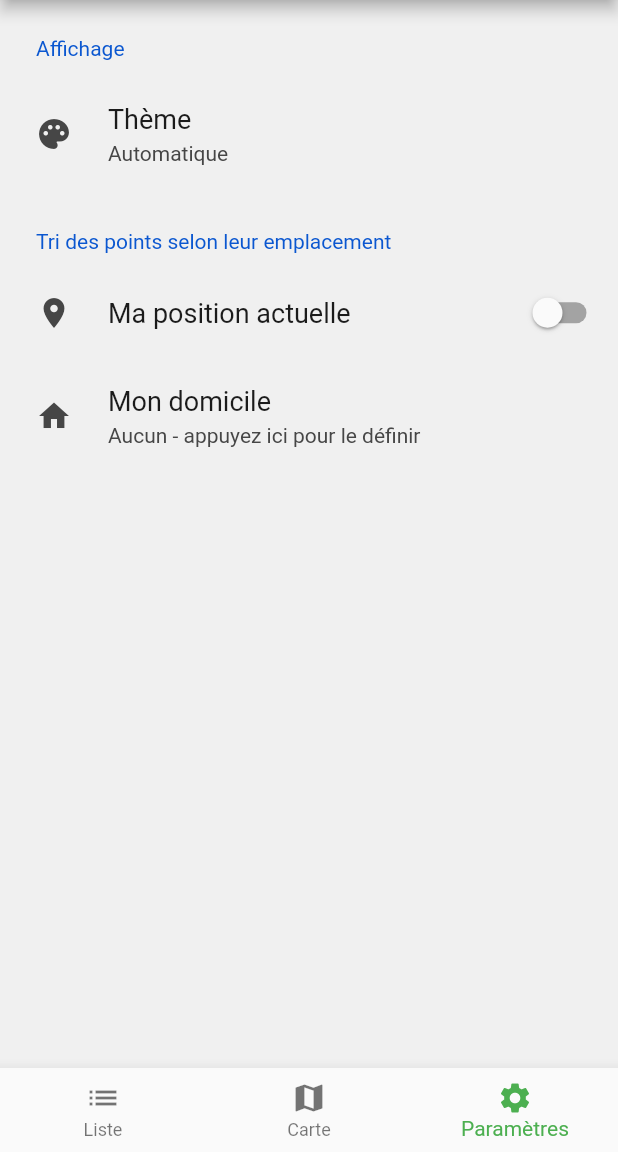
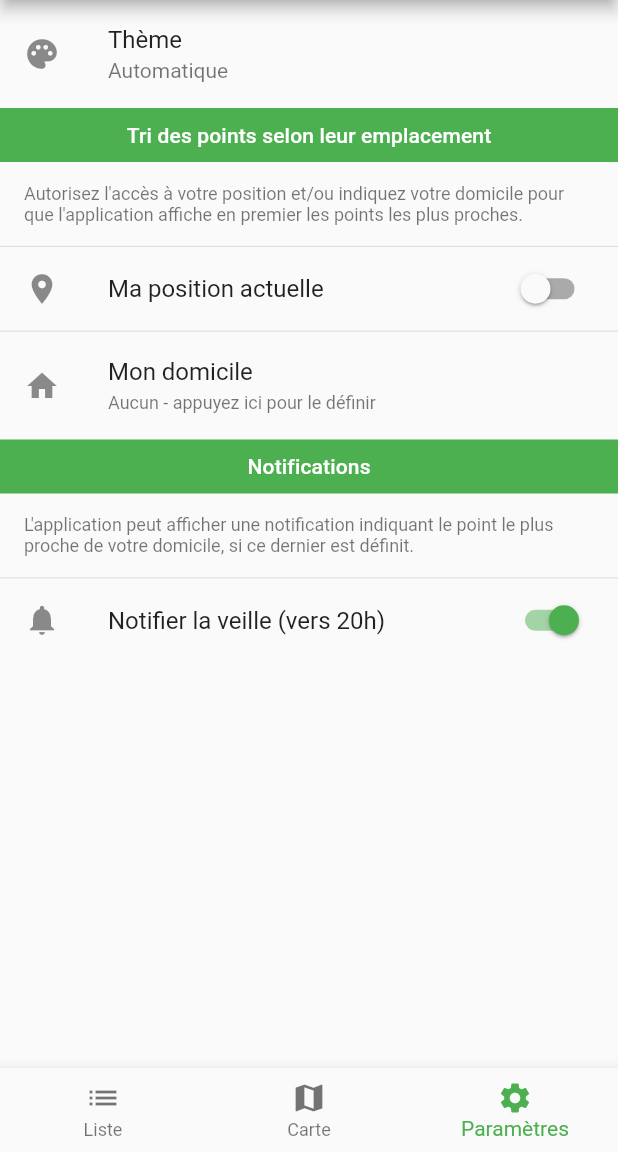
Before and after one commit to etnic-elab/points_verts, a Flutter app: the screen it shows after launch, item 3 of the bottom bar chosen, on a phone screen of 412 x 824 dp, the part 84-1236 px from its top. Run offline on Flutter 3.47's test engine with Material 2 defaults, Android fonts, the phone set to English and light mode, and no system bars; drawn by our look-alikes of settings_ui; our stand-ins replace flutter_cache_manager, flutter_dotenv, flutter_local_notifications, flutter_map, geolocator, latlong and 4 more; missing offline and left inert: background_fetch; accounts and stored records are empty; network calls fail; statements that could not run were skipped.

Commit message:
New Settings UI with notification control

```diff
--- a/lib/services/notification.dart
+++ b/lib/services/notification.dart
@@ -72,6 +72,8 @@ class NotificationManager {
 }
 
 Future<void> scheduleNextNearestWalkNotification() async {
+  bool showNotification = await PrefsProvider.prefs.getBoolean(key: "show_notification", defaultValue: true);
+  if (!showNotification) return;
   String homePos = await PrefsProvider.prefs.getString("home_coords");
   String lastUpdate = await PrefsProvider.prefs.getString("last_walk_update");
   if (homePos == null) return;
--- a/lib/services/prefs.dart
+++ b/lib/services/prefs.dart
@@ -40,9 +40,9 @@ class PrefsProvider {
     return prefs.getBool(key);
   }
 
-  Future<bool> getBoolean(String key) async {
+  Future<bool> getBoolean({String key, bool defaultValue}) async {
     SharedPreferences prefs = await preferences;
     bool result = prefs.getBool(key);
-    return result != null ? result : false;
+    return result != null ? result : defaultValue != null ? defaultValue : false;
   }
 }
--- a/lib/views/settings/settings.dart
+++ b/lib/views/settings/settings.dart
@@ -4,7 +4,7 @@ import 'package:flutter/material.dart';
 import 'package:flutter/widgets.dart';
 import 'package:geolocator/geolocator.dart';
 import 'package:permission_handler/permission_handler.dart';
-import 'package:settings_ui/settings_ui.dart';
+import 'package:points_verts/views/list_header.dart';
 
 import '../../models/address_suggestion.dart';
 import '../../services/prefs.dart';
@@ -24,6 +24,7 @@ class _SettingsState extends State<Settings> {
   String _home;
   String _theme;
   bool _useLocation = false;
+  bool _showNotification = false;
 
   _SettingsState({this.callback});
 
@@ -41,11 +42,15 @@ class _SettingsState extends State<Settings> {
   Future<void> _retrievePrefs() async {
     String theme = await PrefsProvider.prefs.getString("theme");
     String home = await PrefsProvider.prefs.getString("home_label");
-    bool useLocation = await PrefsProvider.prefs.getBoolean("use_location");
+    bool useLocation =
+        await PrefsProvider.prefs.getBoolean(key: "use_location");
+    bool showNotification = await PrefsProvider.prefs
+        .getBoolean(key: "show_notification", defaultValue: true);
     setState(() {
       _theme = theme;
       _home = home;
       _useLocation = useLocation;
+      _showNotification = showNotification;
     });
   }
 
@@ -98,6 +103,13 @@ class _SettingsState extends State<Settings> {
     }
   }
 
+  Future<void> _setShowNotification(bool newValue) async {
+    await PrefsProvider.prefs.setBoolean("show_notification", newValue);
+    setState(() {
+      _showNotification = newValue;
+    });
+  }
+
   Future<PermissionStatus> checkLocationPermission() async {
     PermissionGroup group = PermissionGroup.locationWhenInUse;
     PermissionHandler permissionHandler = PermissionHandler();
@@ -127,13 +139,14 @@ class _SettingsState extends State<Settings> {
   }
 
   Widget build(BuildContext context) {
-    return SettingsList(
-      sections: [
-        SettingsSection(title: 'Affichage', tiles: [
-          SettingsTile(
-            title: 'Thème',
-            leading: Icon(Icons.palette),
-            subtitle: _defineThemeSubtitle(),
+    return ListView(
+      children: <Widget>[
+        ListTile(
+          leading: Column(
+              mainAxisAlignment: MainAxisAlignment.center,
+              children: <Widget>[Icon(Icons.palette)]),
+          title: Text('Thème'),
+          subtitle: Text(_defineThemeSubtitle()),
           onTap: () {
             showDialog<void>(
               context: context,
@@ -151,8 +164,7 @@ class _SettingsState extends State<Settings> {
                               leading: Icon(Icons.info),
                               title: Text(
                                   "Tout changement de thème nécessite un redémarrage de l'application.",
-                                    style:
-                                        Theme.of(context).textTheme.caption)),
+                                  style: Theme.of(context).textTheme.caption)),
                           Divider(),
                           RadioListTile(
                             title: Text("Automatique"),
@@ -198,31 +210,57 @@ class _SettingsState extends State<Settings> {
               },
             );
           },
-          )
-        ]),
-        SettingsSection(
-          title: 'Tri des points selon leur emplacement',
-          tiles: [
-            SettingsTile.switchTile(
-                title: "Ma position actuelle",
-                leading: Icon(Icons.location_on),
-                onToggle: (bool value) {
+        ),
+        ListHeader("Tri des points selon leur emplacement"),
+        ListTile(
+            title: Text(
+                "Autorisez l'accès à votre position et/ou indiquez votre domicile pour que l'application affiche en premier les points les plus proches.",
+                style: Theme.of(context).textTheme.caption)),
+        Divider(height: 0.5),
+        SwitchListTile(
+          secondary: Column(
+              mainAxisAlignment: MainAxisAlignment.center,
+              children: <Widget>[Icon(Icons.location_on)]),
+          title: Text("Ma position actuelle"),
+          value: _useLocation,
+          onChanged: (bool value) {
             _setUseLocation(value);
           },
-                switchValue: _useLocation),
-            SettingsTile(
-              title: 'Mon domicile',
-              subtitle: _home != null
-                  ? "${_home.substring(0, min(30, _home.length))}..."
+        ),
+        Divider(height: 0.5),
+        ListTile(
+          leading: Column(
+              mainAxisAlignment: MainAxisAlignment.center,
+              children: <Widget>[Icon(Icons.home)]),
+          title: Text('Mon domicile'),
+          subtitle: Text(
+              _home != null
+                  ? "${_home.substring(0, min(50, _home.length))}..."
                   : "Aucun - appuyez ici pour le définir",
-              leading: Icon(Icons.home),
+              style: Theme.of(context).textTheme.caption,
+              maxLines: 1,
+              overflow: TextOverflow.ellipsis),
           onTap: () {
             Navigator.of(context).push(MaterialPageRoute(
                 builder: (context) =>
                     SettingsHomeSelect(_setHome, _removeHome)));
           },
         ),
-          ],
+        ListHeader("Notifications"),
+        ListTile(
+            title: Text(
+                "L'application peut afficher une notification indiquant le point le plus proche de votre domicile, si ce dernier est définit.",
+                style: Theme.of(context).textTheme.caption)),
+        Divider(height: 0.5),
+        SwitchListTile(
+          secondary: Column(
+              mainAxisAlignment: MainAxisAlignment.center,
+              children: <Widget>[Icon(Icons.notifications)]),
+          title: Text("Notifier la veille (vers 20h)"),
+          value: _showNotification,
+          onChanged: (bool value) {
+            _setShowNotification(value);
+          },
         ),
       ],
     );
--- a/lib/views/walks/walks_view.dart
+++ b/lib/views/walks/walks_view.dart
@@ -107,7 +107,7 @@ class _WalksViewState extends State<WalksView> {
         _selectedPlace = Places.current;
       });
     }
-    if (await PrefsProvider.prefs.getBoolean("use_location") == true) {
+    if (await PrefsProvider.prefs.getBoolean(key: "use_location") == true) {
       _getCurrentLocation();
     }
   }
--- a/pubspec.yaml
+++ b/pubspec.yaml
@@ -31,7 +31,6 @@ dependencies:
   intl: ^0.16.0
   url_launcher: ^5.4.0
   flutter_map: ^0.8.0
-  settings_ui: ^0.2.0
   shared_preferences: ^0.5.6
   flutter_dotenv: ^2.1.0
   weather_icons: ^2.0.0
```
Also changed, not shown: lib/services/trip_cache_manager.dart (+1 -9 lines), lib/services/weather_cache_manager.dart (+1 -9 lines), pubspec.lock. Lines whose indentation alone changed are shown as unchanged.
